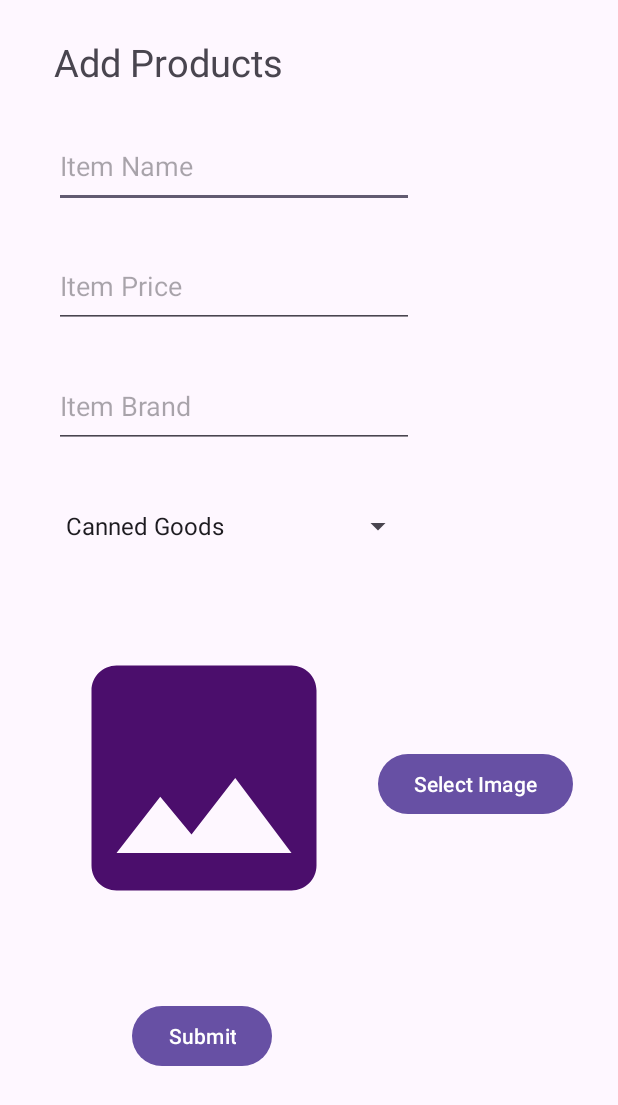
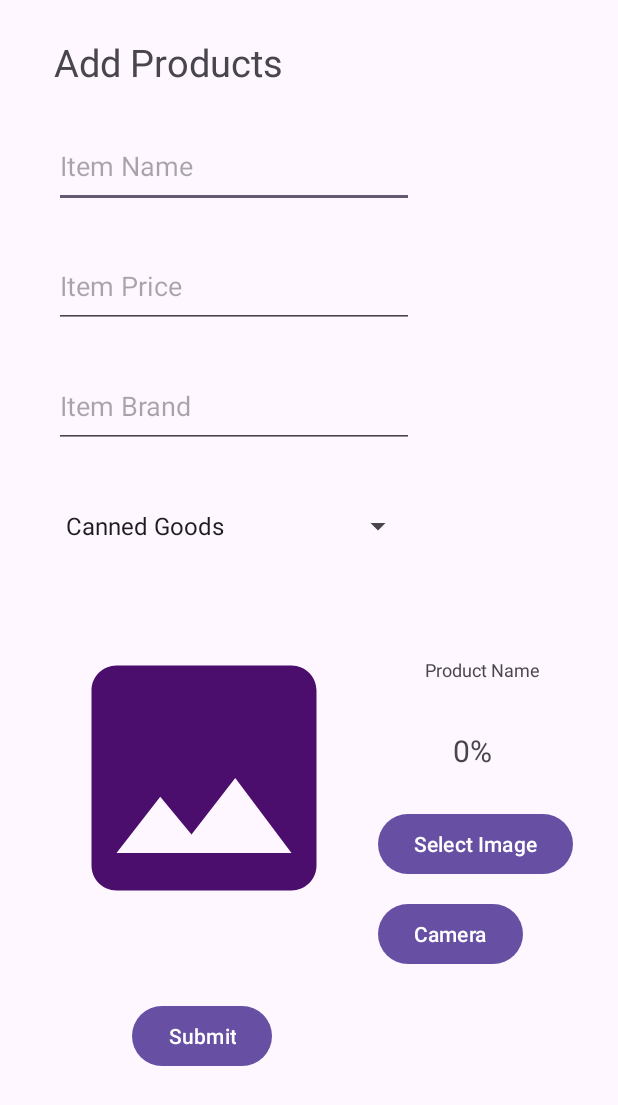
Before and after one commit to Fr4nzy/SariSariStore-CNN, an Android app: the AddProducts screen opened directly, with no data from a screen before it, on a phone screen of 412 x 824 dp. Shown: the top 1105 px of the screen. Run offline under Robolectric (Android 15) with nearby library versions, the phone set to English and light mode, and no system bars; our stand-ins replace Firebase (no records; nobody signed in at launch, a user with empty details on screens opened directly); libraries missing offline, so code that uses them is left out: org.tensorflow.lite.

Commit message:
Added CNN Image Classification.

```diff
--- a/app/src/main/res/layout/activity_add_products.xml
+++ b/app/src/main/res/layout/activity_add_products.xml
@@ -12,7 +12,7 @@
         android:layout_height="wrap_content"
         android:layout_marginStart="36dp"
         android:layout_marginTop="24dp"
-        android:text="Add Products"
+        android:text="@string/add_products"
         android:textSize="25sp"
         app:layout_constraintStart_toStartOf="parent"
         app:layout_constraintTop_toTopOf="parent" />
@@ -24,10 +24,11 @@
         android:layout_marginStart="36dp"
         android:layout_marginTop="24dp"
         android:ems="10"
-        android:hint="Item Name"
+        android:hint="@string/item_name"
         android:inputType="text"
         app:layout_constraintStart_toStartOf="parent"
-        app:layout_constraintTop_toBottomOf="@+id/LabelManageActivity" />
+        app:layout_constraintTop_toBottomOf="@+id/LabelManageActivity"
+        android:autofillHints="Product Name" />
 
     <EditText
         android:id="@+id/productBrand"
@@ -36,10 +37,11 @@
         android:layout_marginStart="36dp"
         android:layout_marginTop="24dp"
         android:ems="10"
-        android:hint="Item Brand"
+        android:hint="@string/item_brand"
         android:inputType="text"
         app:layout_constraintStart_toStartOf="parent"
-        app:layout_constraintTop_toBottomOf="@+id/productPrice" />
+        app:layout_constraintTop_toBottomOf="@+id/productPrice"
+        android:autofillHints="Product Brand" />
 
     <EditText
         android:id="@+id/productPrice"
@@ -48,10 +50,11 @@
         android:layout_marginStart="36dp"
         android:layout_marginTop="24dp"
         android:ems="10"
-        android:hint="Item Price"
+        android:hint="@string/item_price"
         android:inputType="numberSigned"
         app:layout_constraintStart_toStartOf="parent"
-        app:layout_constraintTop_toBottomOf="@+id/productName" />
+        app:layout_constraintTop_toBottomOf="@+id/productName"
+        android:autofillHints="Item Price" />
 
     <Spinner
         android:id="@+id/categorySelect"
@@ -70,15 +73,28 @@
         android:layout_marginTop="40dp"
         app:layout_constraintStart_toStartOf="parent"
         app:layout_constraintTop_toBottomOf="@+id/categorySelect"
-        app:srcCompat="@drawable/baseline_image_24" />
+        app:srcCompat="@drawable/baseline_image_24"
+        android:contentDescription="@string/todo" />
 
     <Button
         android:id="@+id/btnImgSelect"
         android:layout_width="wrap_content"
         android:layout_height="wrap_content"
         android:layout_marginStart="16dp"
-        android:layout_marginTop="120dp"
-        android:text="Select Image"
+        android:layout_marginTop="160dp"
+        android:text="@string/select_image"
+        app:layout_constraintEnd_toEndOf="parent"
+        app:layout_constraintHorizontal_bias="0.0"
+        app:layout_constraintStart_toEndOf="@+id/previewImg"
+        app:layout_constraintTop_toBottomOf="@+id/categorySelect" />
+
+    <Button
+        android:id="@+id/btnImgCapture"
+        android:layout_width="wrap_content"
+        android:layout_height="wrap_content"
+        android:layout_marginStart="16dp"
+        android:layout_marginTop="220dp"
+        android:text="@string/camera"
         app:layout_constraintEnd_toEndOf="parent"
         app:layout_constraintHorizontal_bias="0.0"
         app:layout_constraintStart_toEndOf="@+id/previewImg"
@@ -90,8 +106,39 @@
         android:layout_height="wrap_content"
         android:layout_marginStart="88dp"
         android:layout_marginTop="48dp"
-        android:text="Submit"
+        android:text="@string/submit"
         app:layout_constraintStart_toStartOf="parent"
         app:layout_constraintTop_toBottomOf="@+id/previewImg" />
 
+    <TextView
+        android:id="@+id/classifyLbl"
+        android:layout_width="wrap_content"
+        android:layout_height="wrap_content"
+        android:layout_marginStart="40dp"
+        android:layout_marginTop="438dp"
+        android:layout_marginEnd="45dp"
+        android:text="@string/product_name"
+        android:textSize="12sp"
+        android:visibility="visible"
+        app:layout_constraintEnd_toEndOf="parent"
+        app:layout_constraintStart_toEndOf="@+id/previewImg"
+        app:layout_constraintTop_toTopOf="parent" />
+
+    <TextView
+        android:id="@+id/percentLbl"
+        android:layout_width="wrap_content"
+        android:layout_height="wrap_content"
+        android:layout_marginTop="32dp"
+        android:layout_marginEnd="15dp"
+        android:layout_marginBottom="33dp"
+        android:text="@string/_0"
+        android:textSize="20sp"
+        android:visibility="visible"
+        app:layout_constraintBottom_toTopOf="@+id/btnImgSelect"
+        app:layout_constraintEnd_toEndOf="parent"
+        app:layout_constraintHorizontal_bias="0.492"
+        app:layout_constraintStart_toEndOf="@+id/previewImg"
+        app:layout_constraintTop_toBottomOf="@+id/classifyLbl"
+        app:layout_constraintVertical_bias="0.0" />
+
 </androidx.constraintlayout.widget.ConstraintLayout>
--- a/app/src/main/res/values-night/strings.xml
+++ b/app/src/main/res/values-night/strings.xml
@@ -26,4 +26,13 @@
     <string name="product_stock_lbl">Product Stock</string>
     <string name="total_transactions_lbl">Total Transactions</string>
     <string name="days">Days</string>
+    <string name="product_name">Product Name</string>
+    <string name="add_products">Add Products</string>
+    <string name="item_name">Item Name</string>
+    <string name="item_brand">Item Brand</string>
+    <string name="item_price">Item Price</string>
+    <string name="select_image">Select Image</string>
+    <string name="camera">Camera</string>
+    <string name="todo">TODO</string>
+    <string name="_0">0%</string>
 </resources>
--- a/app/src/main/res/values/strings.xml
+++ b/app/src/main/res/values/strings.xml
@@ -70,6 +70,15 @@
     <string name="total_transactions_lbl">Total Transactions</string>
     <string name="category_count_label">%s: %d</string>
     <string name="days">Days</string>
+    <string name="product_name">Product Name</string>
+    <string name="add_products">Add Products</string>
+    <string name="item_name">Item Name</string>
+    <string name="item_brand">Item Brand</string>
+    <string name="item_price">Item Price</string>
+    <string name="select_image">Select Image</string>
+    <string name="camera">Camera</string>
+    <string name="todo">TODO</string>
+    <string name="_0">0%</string>
 
 
 </resources>
```
Also changed, not shown: app/build.gradle.kts (+10 -0 lines), app/src/main/java/org/lu/sarisaristorepos/AddProducts.java (+164 -16 lines), app/src/main/java/org/lu/sarisaristorepos/MainActivity.java (+40 -5 lines), 1 other file.
